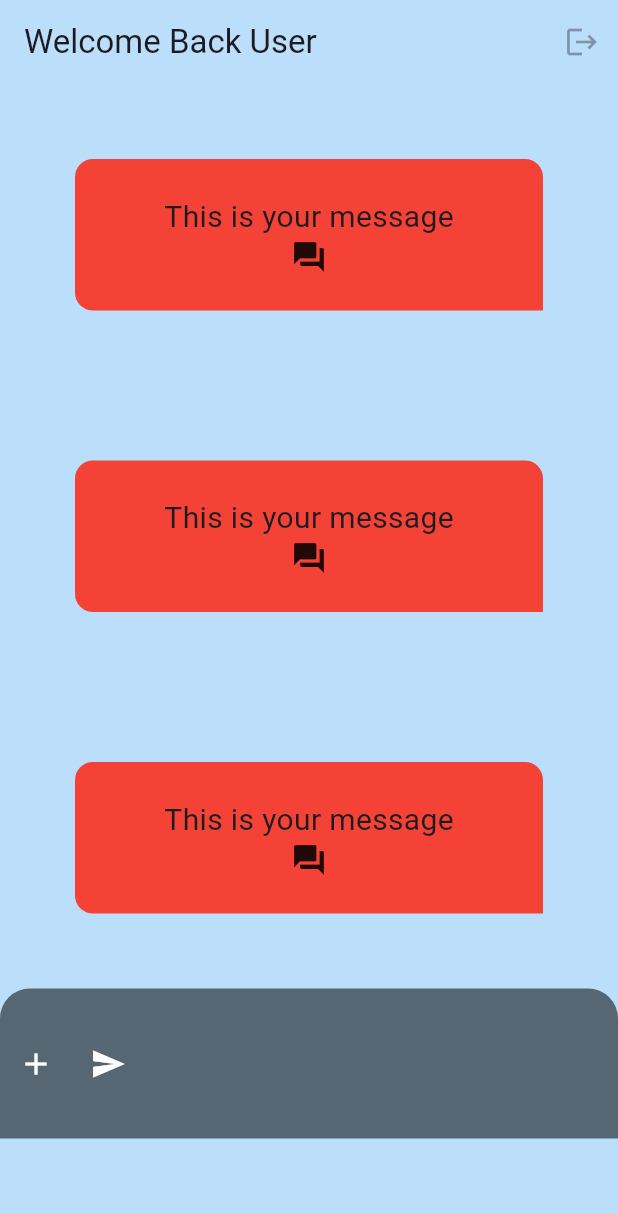
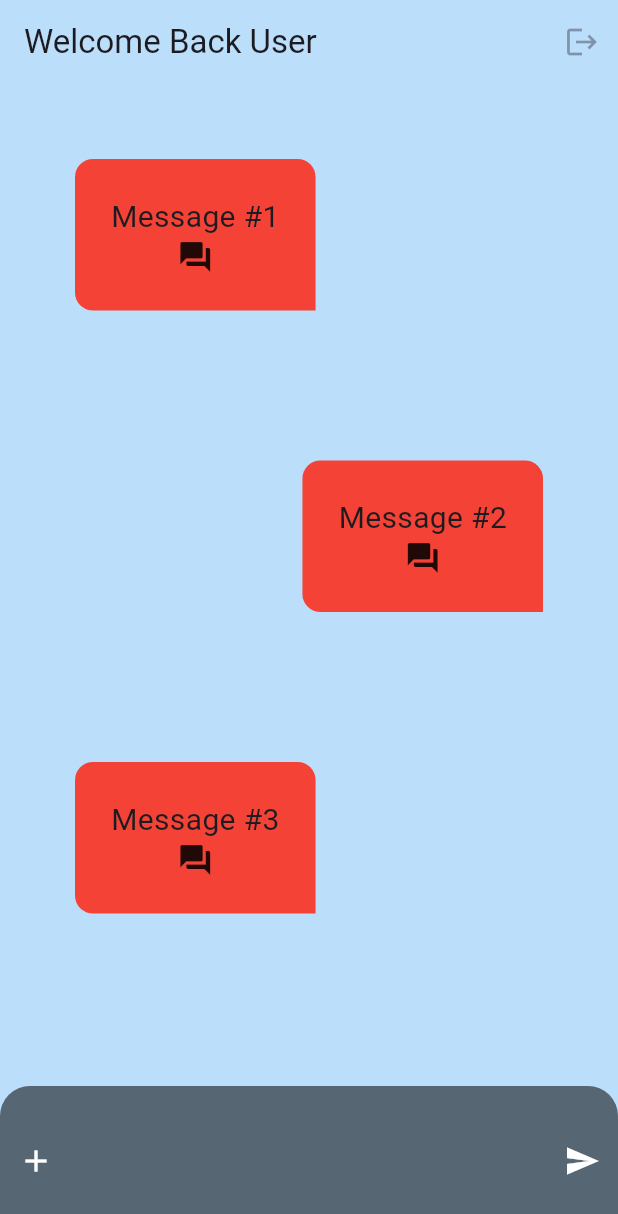
Before and after one commit to aelise17264/flutter_essentials, a Flutter app: the screen it shows after launch, on a phone screen of 412 x 824 dp. Shown: the top 1214 px of the screen. Run offline on Flutter 3.47's test engine with Material 3 defaults, Android fonts, the phone set to English and light mode, and no system bars.

Commit message:
created widgets for chat messages & inputs

```diff
--- a/flutter_application_1/lib/chatpage.dart
+++ b/flutter_application_1/lib/chatpage.dart
@@ -1,7 +1,10 @@
 // ignore_for_file: prefer_const_constructors, sort_child_properties_last, prefer_const_literals_to_create_immutables
 
+import 'package:flutter/cupertino.dart';
 import 'package:flutter/material.dart';
 import 'package:flutter/widgets.dart';
+import 'package:flutter_application_1/widgets/chatbubble.dart';
+import 'package:flutter_application_1/widgets/chatinput.dart';
 
 class ChatPage extends StatelessWidget {
   const ChatPage({super.key});
@@ -19,81 +22,18 @@ class ChatPage extends StatelessWidget {
           ),
           actions: [IconButton(onPressed: onPressed, icon: Icon(Icons.logout))],
         ),
-        body: ListView(children: [
-          Container(
-            padding: EdgeInsets.all(24),
-            margin: EdgeInsets.all(50),
-            decoration: BoxDecoration(
-                color: Colors.red,
-                borderRadius: BorderRadius.only(
-                    topLeft: Radius.circular(12),
-                    topRight: Radius.circular(12),
-                    bottomLeft: Radius.circular(12))),
-            // ignore: prefer_const_literals_to_create_immutables
-            child: Column(
-              children: [
-                Text("This is your message", style: TextStyle(fontSize: 20)),
-                Icon(
-                  Icons.question_answer,
-                )
-              ],
-              mainAxisSize: MainAxisSize.min,
-            ),
-          ),
-          Container(
-            padding: EdgeInsets.all(24),
-            margin: EdgeInsets.all(50),
-            decoration: BoxDecoration(
-                color: Colors.red,
-                borderRadius: BorderRadius.only(
-                    topLeft: Radius.circular(12),
-                    topRight: Radius.circular(12),
-                    bottomLeft: Radius.circular(12))),
-            child: Column(
-              children: [
-                Text("This is your message", style: TextStyle(fontSize: 20)),
-                Icon(
-                  Icons.question_answer,
-                )
-              ],
-              mainAxisSize: MainAxisSize.min,
-            ),
-          ),
-          Container(
-            padding: EdgeInsets.all(24),
-            margin: EdgeInsets.all(50),
-            decoration: BoxDecoration(
-                color: Colors.red,
-                borderRadius: BorderRadius.only(
-                    topLeft: Radius.circular(12),
-                    topRight: Radius.circular(12),
-                    bottomLeft: Radius.circular(12))),
-            child: Column(
-              children: [
-                Text("This is your message", style: TextStyle(fontSize: 20)),
-                Icon(
-                  Icons.question_answer,
-                )
-              ],
-              mainAxisSize: MainAxisSize.min,
-            ),
-          ),
-          Container(
-              height: 100,
-              child: Row(
-                children: [
-                  IconButton(
-                      onPressed: onPressed,
-                      icon: Icon(Icons.add, color: Colors.white)),
-                  IconButton(
-                      onPressed: onPressed,
-                      icon: Icon(Icons.send, color: Colors.white)),
-                ],
-              ),
-              decoration: BoxDecoration(
-                  color: Colors.black54,
-                  borderRadius:
-                      BorderRadius.vertical(top: Radius.circular(20)))),
+        body: Column(children: [
+          Expanded(
+              flex: 1,
+              child: ListView(children: [
+                ChatBubble(
+                    alignment: Alignment.centerLeft, message: "Message #1"),
+                ChatBubble(
+                    alignment: Alignment.centerRight, message: "Message #2"),
+                ChatBubble(
+                    alignment: Alignment.centerLeft, message: "Message #3"),
+              ])),
+          ChatInput()
         ]));
   }
 }
--- a/flutter_application_1/lib/landingpage.dart
+++ b/flutter_application_1/lib/landingpage.dart
@@ -13,14 +13,18 @@ class LandingPage extends StatelessWidget {
   @override
   Widget build(BuildContext context) {
     return Scaffold(
-        appBar: AppBar(),
-        drawer: Drawer(),
-        floatingActionButton: FloatingActionButton(
-          onPressed: () {
-            print("Button Clicked");
-          },
-        ),
-        body: Column(children: [
+        // appBar: AppBar(),
+        // drawer: Drawer(),
+        // floatingActionButton: FloatingActionButton(
+        //   onPressed: () {
+        //     print("Button Clicked");
+        //   },
+        // ),
+        body: Center(
+            child: Column(
+                mainAxisAlignment: MainAxisAlignment.center,
+                // crossAxisAlignment: CrossAxisAlignment.end,
+                children: [
           Text(
             "Let's sign you in!",
             style: TextStyle(
@@ -41,18 +45,19 @@ class LandingPage extends StatelessWidget {
           ),
 
           Image(image: AssetImage('../resources/banner_image.png')),
-          Container(
-            height: 50,
-            width: 50,
-            padding: EdgeInsets.all(10),
-            margin: EdgeInsets.all(50),
-            decoration: BoxDecoration(
-              borderRadius: BorderRadius.circular(10.0),
-              color: Colors.grey,
-            ),
-            child: FlutterLogo(),
-          )
-          // )
-        ]));
+        ])));
+
+    // Container(
+    //   height: 50,
+    //   width: 50,
+    //   padding: EdgeInsets.all(10),
+    //   margin: EdgeInsets.all(50),
+    //   decoration: BoxDecoration(
+    //     borderRadius: BorderRadius.circular(10.0),
+    //     color: Colors.grey,
+    //   ),
+    //   child: FlutterLogo(),
+    // )
+    // )
   }
 }
--- /dev/null
+++ b/flutter_application_1/lib/widgets/chatbubble.dart
@@ -0,0 +1,36 @@
+import 'package:flutter/cupertino.dart';
+import 'package:flutter/material.dart';
+import 'package:flutter/widgets.dart';
+
+class ChatBubble extends StatelessWidget {
+  final String message;
+  final Alignment alignment;
+  const ChatBubble({Key? key, required this.alignment, required this.message})
+      : super(key: key);
+
+  @override
+  Widget build(BuildContext context) {
+    return Align(
+      alignment: alignment,
+      child: Container(
+        padding: EdgeInsets.all(24),
+        margin: EdgeInsets.all(50),
+        decoration: BoxDecoration(
+            color: Colors.red,
+            borderRadius: BorderRadius.only(
+                topLeft: Radius.circular(12),
+                topRight: Radius.circular(12),
+                bottomLeft: Radius.circular(12))),
+        child: Column(
+          children: [
+            Text(message, style: TextStyle(fontSize: 20)),
+            Icon(
+              Icons.question_answer,
+            )
+          ],
+          mainAxisSize: MainAxisSize.min,
+        ),
+      ),
+    );
+  }
+}
--- /dev/null
+++ b/flutter_application_1/lib/widgets/chatinput.dart
@@ -0,0 +1,26 @@
+import 'package:flutter/material.dart';
+
+class ChatInput extends StatelessWidget {
+  const ChatInput({super.key});
+  get onPressed => null;
+
+  @override
+  Widget build(BuildContext context) {
+    return Container(
+        height: 100,
+        child: Row(
+          mainAxisAlignment: MainAxisAlignment.spaceBetween,
+          children: [
+            IconButton(
+                onPressed: onPressed,
+                icon: Icon(Icons.add, color: Colors.white)),
+            IconButton(
+                onPressed: onPressed,
+                icon: Icon(Icons.send, color: Colors.white)),
+          ],
+        ),
+        decoration: BoxDecoration(
+            color: Colors.black54,
+            borderRadius: BorderRadius.vertical(top: Radius.circular(20))));
+  }
+}
```
